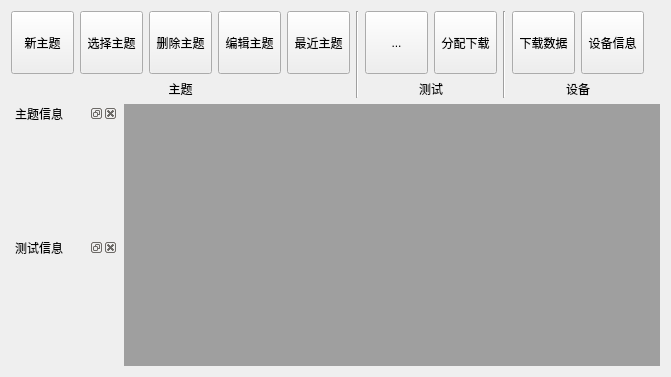
Old version of the form Bodystat/ui/maindlg.ui in the repository hym-dn/Bodystat.
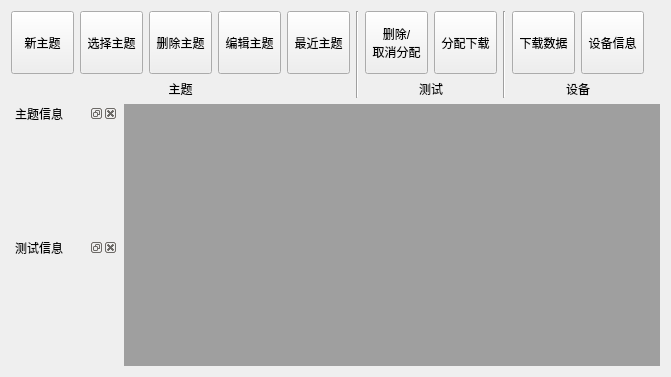
New version of the form.

Commit message: 完成删除/取消分配中的删除功能。

```diff
--- a/Bodystat/ui/maindlg.ui
+++ b/Bodystat/ui/maindlg.ui
@@ -257,7 +257,14 @@
             </size>
            </property>
            <property name="text">
-            <string>...</string>
+            <string>删除/
+取消分配</string>
+           </property>
+           <property name="popupMode">
+            <enum>QToolButton::InstantPopup</enum>
+           </property>
+           <property name="toolButtonStyle">
+            <enum>Qt::ToolButtonTextUnderIcon</enum>
            </property>
           </widget>
          </item>
```
Left out of the diff: 2 changed lines with no effect on the pictures. The commit also changes 6 other files.
